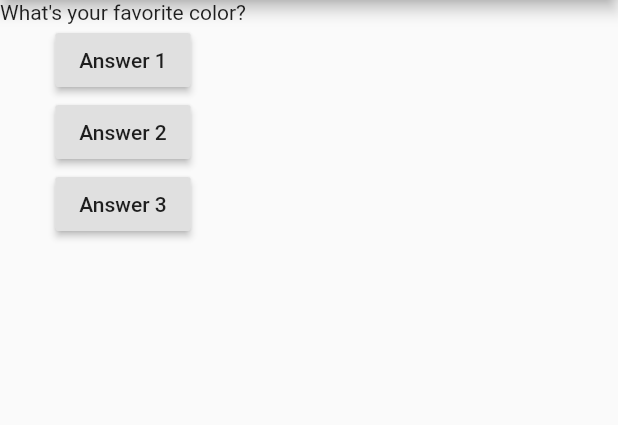
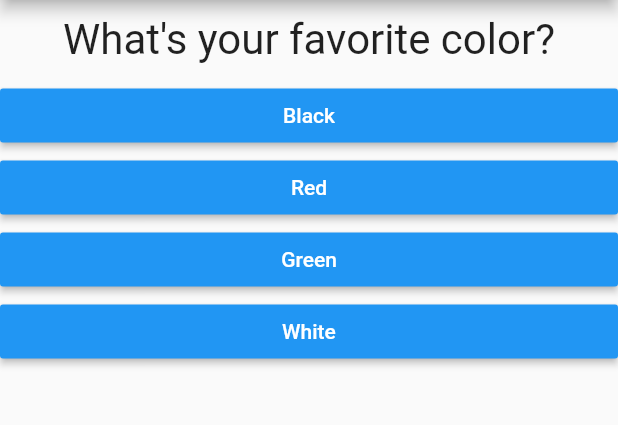
Before and after one commit to shubham23471/quiz-app, a Flutter app: the screen it shows after launch, on a phone screen of 412 x 824 dp, the part 84-509 px from its top. Run offline on Flutter 3.47's test engine with Material 2 defaults, Android fonts, the phone set to English and light mode, and no system bars.

Commit message:
Refactor & added result screen

```diff
--- /dev/null
+++ b/lib/answer.dart
@@ -0,0 +1,20 @@
+import 'package:flutter/material.dart';
+
+class Answer extends StatelessWidget {
+  // since we are calling a function on press of the button
+  Answer(this.selectHandler, this.answer);
+
+  final Function selectHandler;
+  final String answer;
+
+  @override
+  Widget build(BuildContext context) {
+    return Container(
+      width: double.infinity,
+      child: RaisedButton(
+        textColor: Colors.white,
+        color: Colors.blue ,
+        child: Text(answer), onPressed: selectHandler),
+    );
+  }
+}
--- a/lib/main.dart
+++ b/lib/main.dart
@@ -1,55 +1,78 @@
 import 'package:flutter/material.dart';
+import './question.dart';
+import 'package:sec2/answer.dart';
 
 void main() {
   runApp(MyApp());
 }
 
+// _ to make MyAppState as private class so that we can access it in this file only.
+
 class MyApp extends StatefulWidget {
   @override
   State<StatefulWidget> createState() {
-    return MyAppState();
+    return _MyAppState();
   }
 }
 
-class MyAppState extends State<MyApp> {
+class _MyAppState extends State<MyApp> {
   // class variable
-  var questionIndex = 0;
+  var _questionIndex = 0;
+  //  if we keep this as static this throw an error
+  final questions = const [
+      {
+        'questionText': 'What\'s your favorite color?',
+        'answers': ['Black', 'Red', 'Green', 'White']
+      },
+      {
+        'questionText': 'what\'s your favorite animal?',
+        'answers': ['Rabbit', 'Snake', 'Elephant', 'Lion']
+      },
+      {
+        'questionText': 'who\'s is your favorite instructor?',
+        'answers': ['shubham', 'Max', 'Ron', 'Alice']
+      }
+    ];
 
   // function to wire it with buttons
-  void answerQuestion() {
+  void _answerQuestion() {
+
+    // function to increment the questionIndex counter by 1
     // function in which we move the property that we want to be changed
     // forces flutter to re-render UI (not the entire UI):- It calls the build again and that build the widget tree again
     setState(() {
-      questionIndex += 1;
+      _questionIndex += 1;
     });
 
-
-    print(questionIndex);
+    print(_questionIndex);
+    if (_questionIndex < questions.length) {
+           //.. do something
+    }
     print('Answer Choosen!');
   }
 
   // build method for your app
   @override
   Widget build(BuildContext context) {
-    var questions = [
-      'What\'s your favorite color?',
-      'what\'s your favorite animal?',
-      'who\'s is your favorite instructor?'
-    ];
+
 
     return MaterialApp(
       home: Scaffold(
         appBar: AppBar(
           title: Text('Demo Quiz App'),
         ),
-        body: Column(
+        body: _questionIndex < questions.length ? Column(
           children: [
-            Text(questions[questionIndex]),
-            RaisedButton(child: Text('Answer 1'), onPressed: answerQuestion),
-            RaisedButton(child: Text('Answer 2'), onPressed: answerQuestion),
-            RaisedButton(child: Text('Answer 3'), onPressed: answerQuestion)
+            Question(questions[_questionIndex]['questionText']),
+            ...(questions[_questionIndex]['answers'] as List<String>).map((answer) {
+              return Answer(_answerQuestion, answer);
+            }),
+            // Answer(_answerQuestion),
+            // Answer(_answerQuestion),
+            // Answer(_answerQuestion),
           ],
-        ),
+        ):
+        Center(child:  Text('Quiz Completed'),),
       ),
     );
   }
--- /dev/null
+++ b/lib/question.dart
@@ -0,0 +1,19 @@
+import 'package:flutter/material.dart';
+
+class Question extends StatelessWidget {
+  // constructor
+  Question(this.questionText);
+  final String questionText;
+
+  @override
+  Widget build(BuildContext context) {
+    return Container(
+        width: double.infinity,
+        margin: EdgeInsets.all(10),// 10 pixel margin around the container in all side
+        child: Text(
+          questionText,
+          style: TextStyle(fontSize: 28),
+          textAlign: TextAlign.center, // Enums: return some constant values
+        ));
+  }
+}
```
